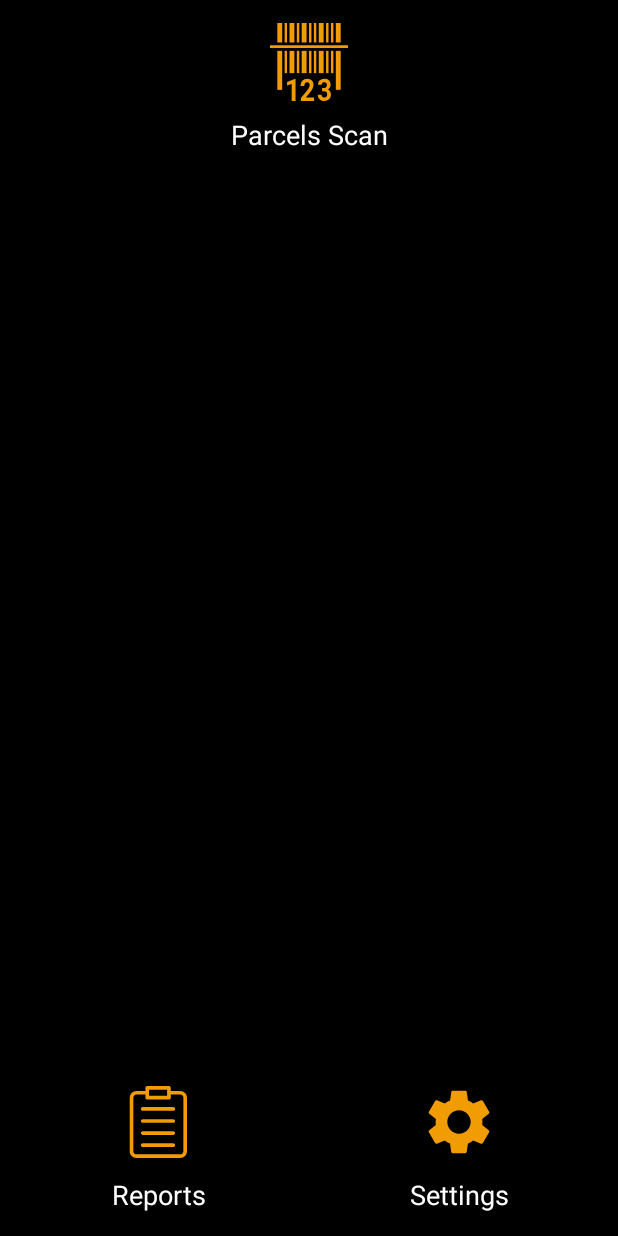
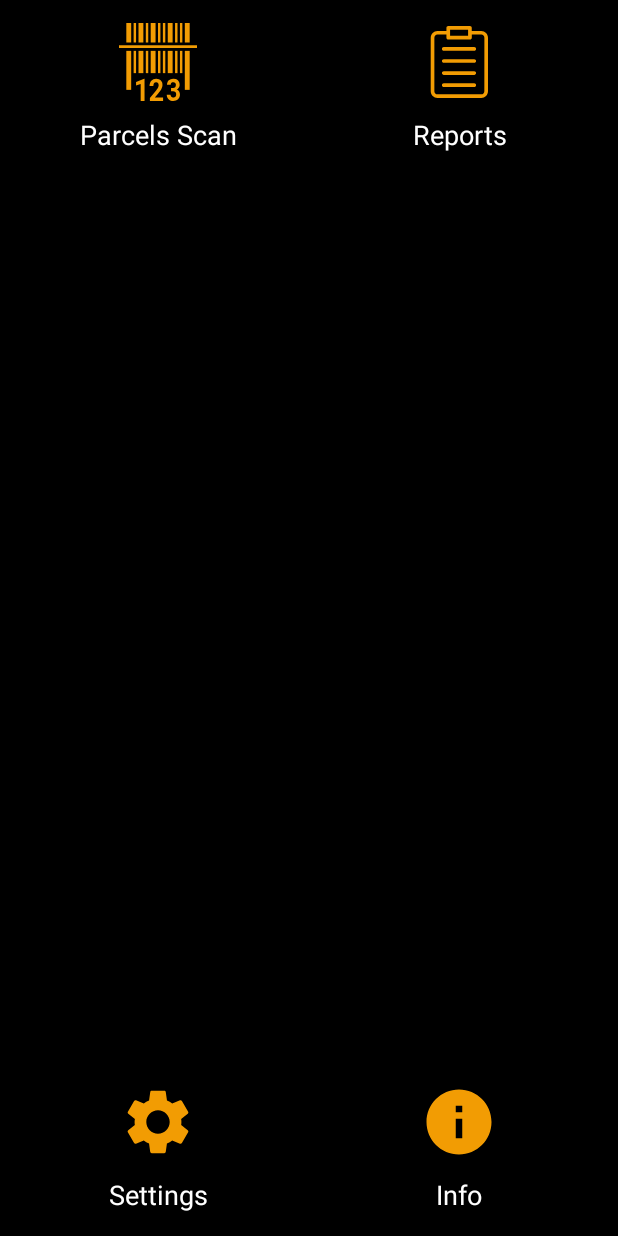
Before and after one commit to ZebraDevs/kotlin-ws50-parcels-demo, an Android app: the DashboardFragment screen opened directly, with no data from a screen before it, on a phone screen of 412 x 824 dp. Run offline under Robolectric (Android 15) with nearby library versions, the phone set to English and light mode, and no system bars; 2 statements that could not run were skipped.

Commit message:
Implement Info Screen logic
Signed-off-by: Calin Neamtu <nilac8991@gmail.com>

```diff
--- a/app/src/main/java/com/zebra/nilac/csvbarcodelookup/ui/DashboardFragment.kt
+++ b/app/src/main/java/com/zebra/nilac/csvbarcodelookup/ui/DashboardFragment.kt
@@ -49,5 +49,9 @@ class DashboardFragment : Fragment() {
         binding.reportsEntry.setOnClickListener {
             mActivity.goToReportsSummaryFragment()
         }
+
+        binding.infoEntry.setOnClickListener {
+            mActivity.goToInfoFragment()
+        }
     }
 }
--- a/app/src/main/java/com/zebra/nilac/csvbarcodelookup/ui/main/MainActivity.kt
+++ b/app/src/main/java/com/zebra/nilac/csvbarcodelookup/ui/main/MainActivity.kt
@@ -140,6 +140,12 @@ class MainActivity : BaseActivity() {
         )
     }
 
+    fun goToInfoFragment() {
+        mNavigationController.navigate(
+            R.id.action_go_to_info_fragment
+        )
+    }
+
     fun goToReportsSummaryFragment() {
         mNavigationController.navigate(
             R.id.action_go_to_reports_summary_fragment
--- /dev/null
+++ b/app/src/main/res/drawable/ic_generic_info.xml
@@ -0,0 +1,10 @@
+<vector xmlns:android="http://schemas.android.com/apk/res/android"
+    android:width="52dp"
+    android:height="52dp"
+    android:tint="@color/secondary_color"
+    android:viewportWidth="24"
+    android:viewportHeight="24">
+    <path
+        android:fillColor="@android:color/white"
+        android:pathData="M12,2C6.48,2 2,6.48 2,12s4.48,10 10,10 10,-4.48 10,-10S17.52,2 12,2zM13,17h-2v-6h2v6zM13,9h-2L11,7h2v2z" />
+</vector>
--- a/app/src/main/res/layout/fragment_dashboard.xml
+++ b/app/src/main/res/layout/fragment_dashboard.xml
@@ -9,10 +9,20 @@
     android:orientation="vertical"
     android:padding="@dimen/def_margin_max_half">
 
+    <LinearLayout
+        android:layout_width="match_parent"
+        android:layout_height="wrap_content"
+        android:orientation="horizontal"
+        app:layout_constraintEnd_toEndOf="parent"
+        app:layout_constraintStart_toStartOf="parent"
+        app:layout_constraintTop_toTopOf="parent">
+
         <TextView
             android:id="@+id/parcels_scan_entry"
-        android:layout_width="match_parent"
+            android:layout_width="0dp"
             android:layout_height="wrap_content"
+            android:layout_marginEnd="@dimen/def_half_margin"
+            android:layout_weight="1"
             android:clickable="true"
             android:drawableTop="@drawable/ic_generic_scan"
             android:drawablePadding="@dimen/def_half_half_margin"
@@ -25,19 +35,10 @@
             app:layout_constraintStart_toStartOf="parent"
             app:layout_constraintTop_toTopOf="parent" />
 
-    <LinearLayout
-        android:layout_width="match_parent"
-        android:layout_height="wrap_content"
-        android:orientation="horizontal"
-        app:layout_constraintBottom_toBottomOf="parent"
-        app:layout_constraintEnd_toEndOf="parent"
-        app:layout_constraintStart_toStartOf="parent">
-
         <TextView
             android:id="@+id/reports_entry"
             android:layout_width="0dp"
             android:layout_height="wrap_content"
-            android:layout_marginEnd="@dimen/def_half_margin"
             android:layout_weight="1"
             android:clickable="true"
             android:drawableTop="@drawable/ic_generic_report"
@@ -49,10 +50,21 @@
             android:textColor="@color/white"
             android:textSize="18sp" />
 
+    </LinearLayout>
+
+    <LinearLayout
+        android:layout_width="match_parent"
+        android:layout_height="wrap_content"
+        android:orientation="horizontal"
+        app:layout_constraintBottom_toBottomOf="parent"
+        app:layout_constraintEnd_toEndOf="parent"
+        app:layout_constraintStart_toStartOf="parent">
+
         <TextView
             android:id="@+id/settings_entry"
             android:layout_width="0dp"
             android:layout_height="wrap_content"
+            android:layout_marginEnd="@dimen/def_half_margin"
             android:layout_weight="1"
             android:clickable="true"
             android:drawableTop="@drawable/ic_generic_settings"
@@ -64,6 +76,21 @@
             android:textColor="@color/white"
             android:textSize="18sp" />
 
+        <TextView
+            android:id="@+id/info_entry"
+            android:layout_width="0dp"
+            android:layout_height="wrap_content"
+            android:layout_weight="1"
+            android:clickable="true"
+            android:drawableTop="@drawable/ic_generic_info"
+            android:drawablePadding="@dimen/def_half_half_margin"
+            android:focusable="true"
+            android:foreground="?android:attr/selectableItemBackgroundBorderless"
+            android:gravity="center"
+            android:text="@string/dashboard_info_entry"
+            android:textColor="@color/white"
+            android:textSize="18sp" />
+
     </LinearLayout>
 
 </androidx.constraintlayout.widget.ConstraintLayout>
--- a/app/src/main/res/navigation/nav_graph.xml
+++ b/app/src/main/res/navigation/nav_graph.xml
@@ -27,7 +27,18 @@
             app:destination="@id/reports_summary_fragment"
             app:enterAnim="@anim/fade_in"
             app:exitAnim="@anim/fade_out" />
+
+        <action
+            android:id="@+id/action_go_to_info_fragment"
+            app:destination="@id/info_fragment"
+            app:enterAnim="@anim/fade_in"
+            app:exitAnim="@anim/fade_out" />
     </fragment>
+
+    <fragment
+        android:id="@+id/info_fragment"
+        android:name="com.zebra.nilac.csvbarcodelookup.ui.info.InfoFragment"
+        tools:layout="@layout/fragment_info" />
 
     <fragment
         android:id="@+id/settings_fragment"
--- a/app/src/main/res/values/strings.xml
+++ b/app/src/main/res/values/strings.xml
@@ -36,5 +36,6 @@
     <string name="dashboard_parcels_scan_entry">Parcels Scan</string>
     <string name="dashboard_reports_entry">Reports</string>
     <string name="dashboard_settings_entry">Settings</string>
+    <string name="dashboard_info_entry">Info</string>
 
 </resources>
```
Also changed, not shown: app/src/main/java/com/zebra/nilac/csvbarcodelookup/ui/info/InfoFragment.kt (added, +41 -0 lines), app/src/main/res/layout/fragment_info.xml (added, +85 -0 lines), 1 other file. Lines whose indentation alone changed are shown as unchanged.
